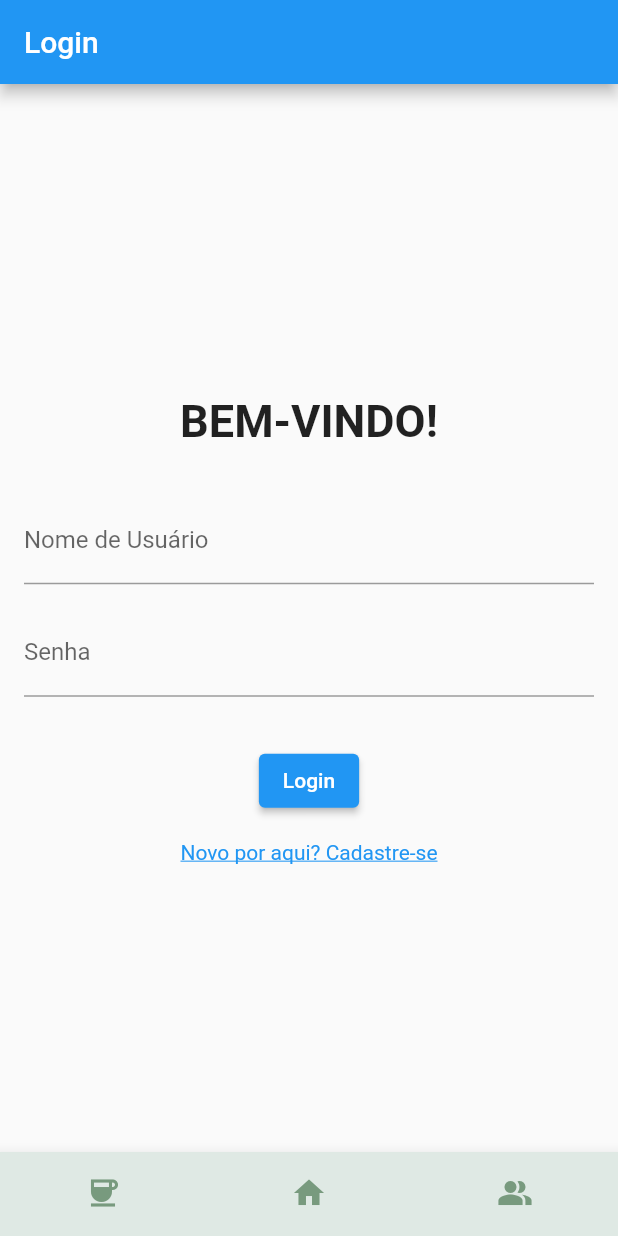
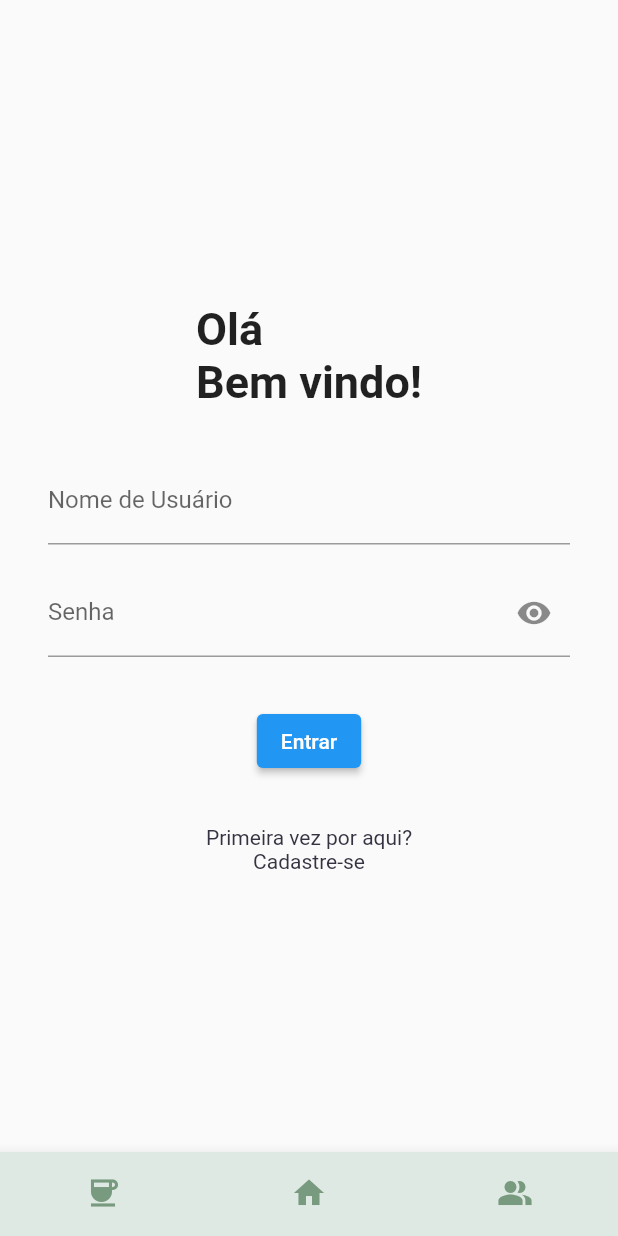
Before and after one commit to PedroHeinrichSP/ProjetoCOZINHAFACIL, a Flutter app: the screen it shows after launch, item 3 of the bottom bar chosen, on a phone screen of 412 x 824 dp. Run offline on Flutter 3.47's test engine with Material 2 defaults, Android fonts, the phone set to English and light mode, and no system bars; network calls fail.

Commit message:
everything till now

```diff
--- a/cozinhafacil/lib/screens/login.dart
+++ b/cozinhafacil/lib/screens/login.dart
@@ -1,13 +1,13 @@
+import 'package:cozinhafacil/utils/pallete.dart';
 import 'package:flutter/material.dart';
 import 'perfil.dart';
 
 class LoginScreen extends StatelessWidget {
+  //TODO every controller and login logic
+
   @override
   Widget build(BuildContext context) {
     return Scaffold(
-      appBar: AppBar(
-        title: Text('Login'),
-      ),
       body: Center(
         child: Padding(
           padding: EdgeInsets.all(16.0),
@@ -17,28 +17,26 @@ class LoginScreen extends StatelessWidget {
               const Padding(
                 padding: EdgeInsets.all(16.0), // Espaço ao redor do texto
                 child: Text(
-                  'BEM-VINDO!',
+                  'Olá\nBem vindo!',
                   style: TextStyle(
                     fontSize: 30.0,
                     fontWeight: FontWeight.bold,
+
                   ),
                 ),
               ),
-              const SizedBox(height: 16.0),
-              const TextField(
+              const Padding(
+                padding: EdgeInsets.only(top: 16, left: 16, right: 16),
+                child: TextField(
                   decoration: InputDecoration(
                     labelText: 'Nome de Usuário',
                   ),
                 ),
-              SizedBox(height: 16.0),
-              const TextField(
-                obscureText: true,
-                decoration: InputDecoration(
-                  labelText: 'Senha',
               ),
-              ),
-              SizedBox(height: 32.0),
-              ElevatedButton(
+              PasswordTextField(),
+              Padding(
+                padding: const EdgeInsets.only(left: 16, right:16, bottom: 32),
+                child: ElevatedButton(
                   onPressed: () {
                     // Lógica de autenticação aqui
                     // Por enquanto, apenas exibe uma mensagem de sucesso
@@ -64,20 +62,20 @@ class LoginScreen extends StatelessWidget {
                       },
                     );
                   },
-                child: Text('Login'),
+                  child: Text('Entrar'),
                   ),
-              SizedBox(height: 16.0),
+                ),
               InkWell(
                 onTap: () {
                   // Navegar para a tela de cadastro quando pressionar o texto
                   Navigator.pushNamed(context, '/cadastro');
                 },
                 child: Text(
-                  'Novo por aqui? Cadastre-se',
+                  'Primeira vez por aqui?\nCadastre-se',
                   style: TextStyle(
-                    color: Colors.blue,
-                    decoration: TextDecoration.underline,
+                    color: AppColors.textColor,
                   ),
+                  textAlign: TextAlign.center,
                 ),
               ),
             ],
@@ -87,3 +85,36 @@ class LoginScreen extends StatelessWidget {
     );
   }
 }
+class PasswordTextField extends StatefulWidget{
+  const PasswordTextField({super.key});
+
+  @override
+  _PasswordTextFieldState createState() => _PasswordTextFieldState();
+}
+class _PasswordTextFieldState extends State<PasswordTextField> {
+  TextEditingController _passwordController = TextEditingController();
+  bool _isObscured = true;//Track password is visible or not
+
+  @override
+  Widget build(BuildContext context) {
+    return Padding(
+        padding: const EdgeInsets.only(top: 16, left: 16, right: 16, bottom: 32),
+        child: TextField(
+          obscureText: _isObscured,
+          decoration: InputDecoration(
+            labelText: 'Senha',
+            suffixIcon: IconButton(
+              onPressed: () {
+                setState(() {
+                  _isObscured = !_isObscured; // Toggle the value of _isObscured
+                });
+              },
+              icon: Icon(_isObscured ? Icons.visibility : Icons.visibility_off),
+            ),
+          ),
+          enableSuggestions: false,
+        ),
+    );
+  }
+
+}
```
Also changed, not shown: cozinhafacil/lib/screens/home.dart (+14 -14 lines). Lines whose indentation alone changed are shown as unchanged.
